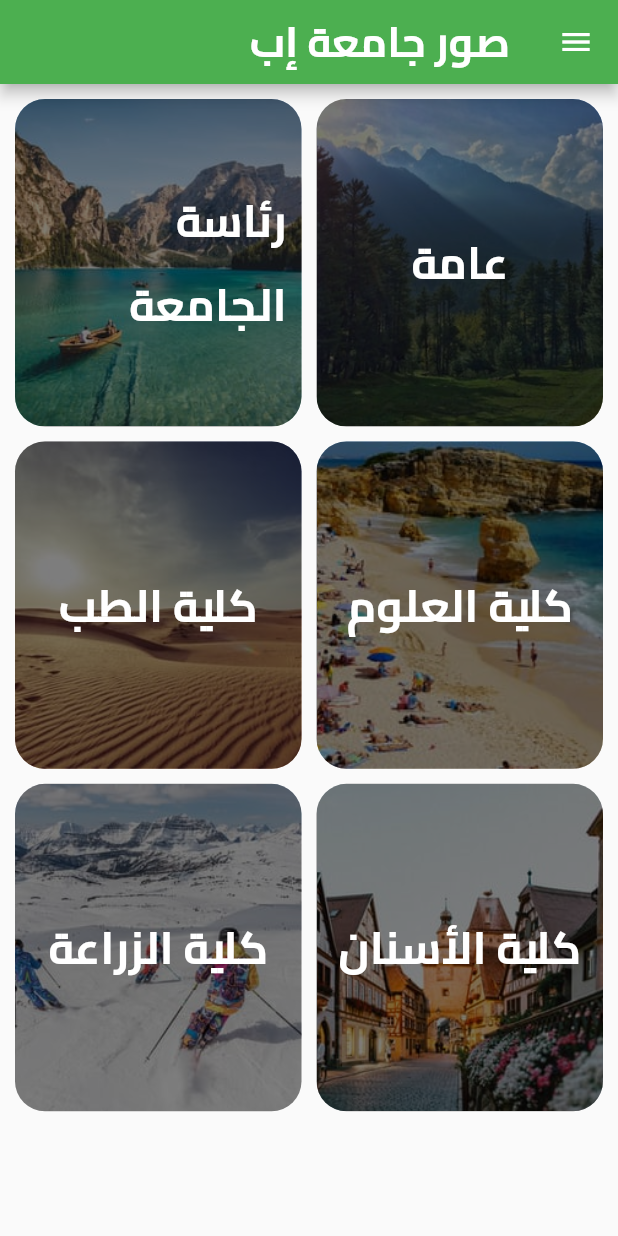
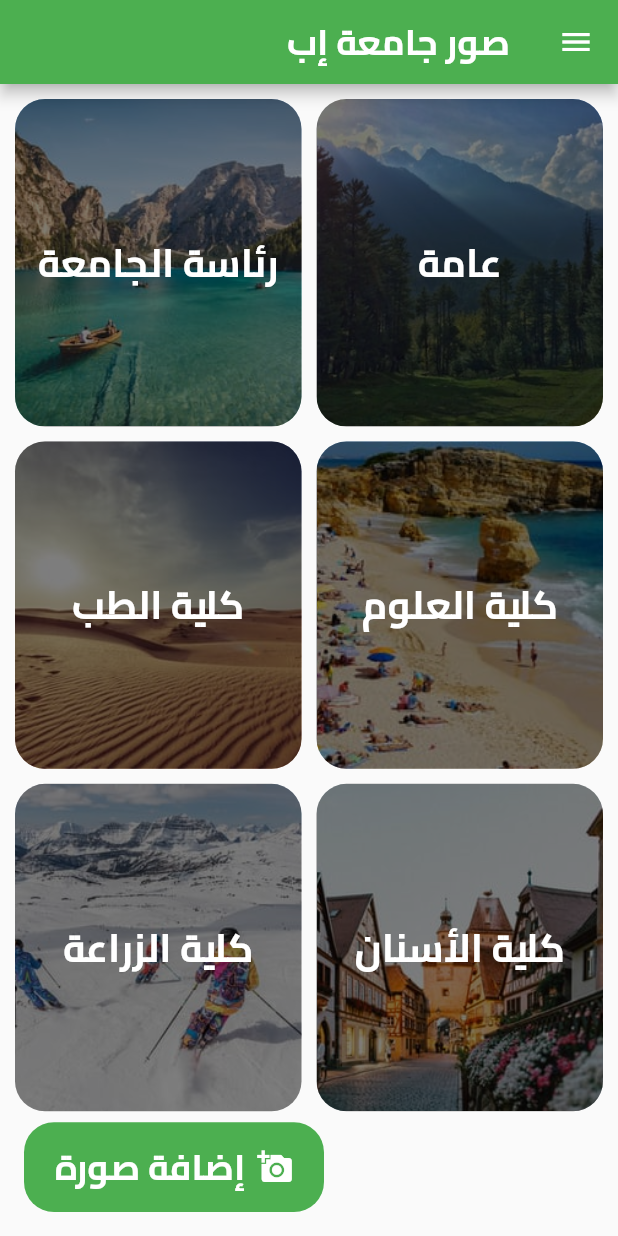
Before and after one commit to Taib-Ali-Alameri/ibb_university_images, a Flutter app: the screen it shows after launch, on a phone screen of 412 x 824 dp. Run offline on Flutter 3.47's test engine with Material 2 defaults, Android fonts, the phone set to English and light mode, and no system bars; our stand-ins replace fluttertoast, image_picker.

Commit message:
Adding The Floating Button "Add Photo

```diff
--- a/lib/main.dart
+++ b/lib/main.dart
@@ -1,4 +1,5 @@
 import 'package:flutter/material.dart';
+import 'package:ibb_university_images/pages/add_product.dart';
 import 'package:ibb_university_images/pages/colleges_page.dart';
 import 'package:ibb_university_images/widgets/app_drawer.dart';
 import 'package:flutter_localizations/flutter_localizations.dart';
@@ -29,7 +30,7 @@
         primarySwatch: Colors.green,
         textTheme: const TextTheme(
           headline6: TextStyle(
-            fontSize: 30,
+            fontSize: 26,
             fontWeight: FontWeight.bold,
             color: Colors.white,
             fontFamily: "Cairo",
@@ -43,7 +44,7 @@
             // Problem @
             // style: Theme.of(context).textTheme.headline6,
             style: TextStyle(
-              fontSize: 28,
+              fontSize: 24,
               fontWeight: FontWeight.bold,
               color: Colors.white,
               fontFamily: "Cairo",
@@ -52,6 +53,31 @@
         ),
         body: CollegesPage(),
         drawer: AppDrawer(),
+        // Problem @ Can't Control Burger Icon
+        floatingActionButton: Container(
+          width: 200,
+          decoration: BoxDecoration(
+            borderRadius: BorderRadius.circular(20),
+            color: Colors.green,
+          ),
+          child: TextButton.icon(
+            label: const Text(
+              "إضافة صورة",
+              style: TextStyle(
+                fontFamily: "Cairo",
+                color: Colors.white,
+                fontWeight: FontWeight.bold,
+                fontSize: 24,
+              ),
+            ),
+            icon: Icon(
+              Icons.add_a_photo,
+              color: Colors.white,
+            ),
+            onPressed: () => Navigator.push(
+                context, MaterialPageRoute(builder: (context) => AddProduct())),
+          ),
+        ),
       ),
     );
   }
--- a/pubspec.yaml
+++ b/pubspec.yaml
@@ -35,6 +35,9 @@
   # The following adds the Cupertino Icons font to your application,
   # Use with the CupertinoIcons class for iOS style icons.
   cupertino_icons: ^1.0.2
+  provider: ^6.0.2
+  image_picker: ^0.8.5
+  fluttertoast: ^8.0.9
   # localization: ^2.1.0
 
 dev_dependencies:
```
Also changed, not shown: lib/pages/add_product.dart (added, +137 -0 lines), pubspec.lock.
